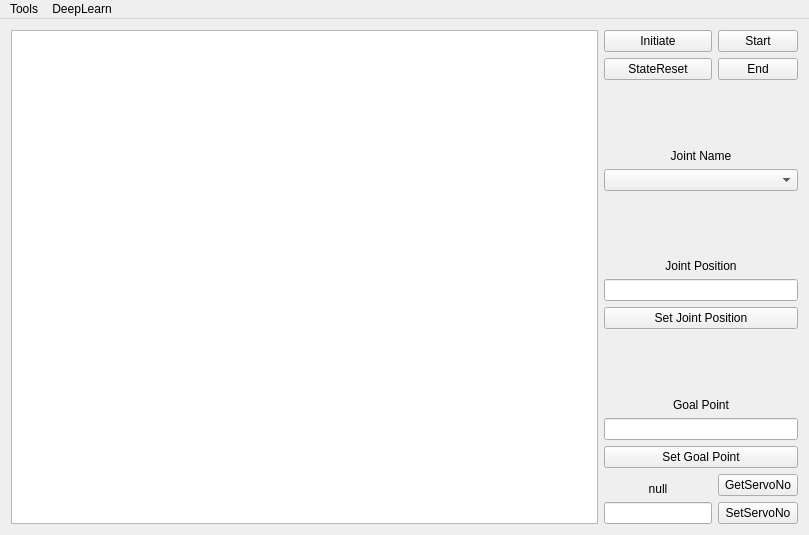
Qt form IRSGUI/mainwindow.ui (yhlmaybe/Intelligent-Robot-System) before a commit.
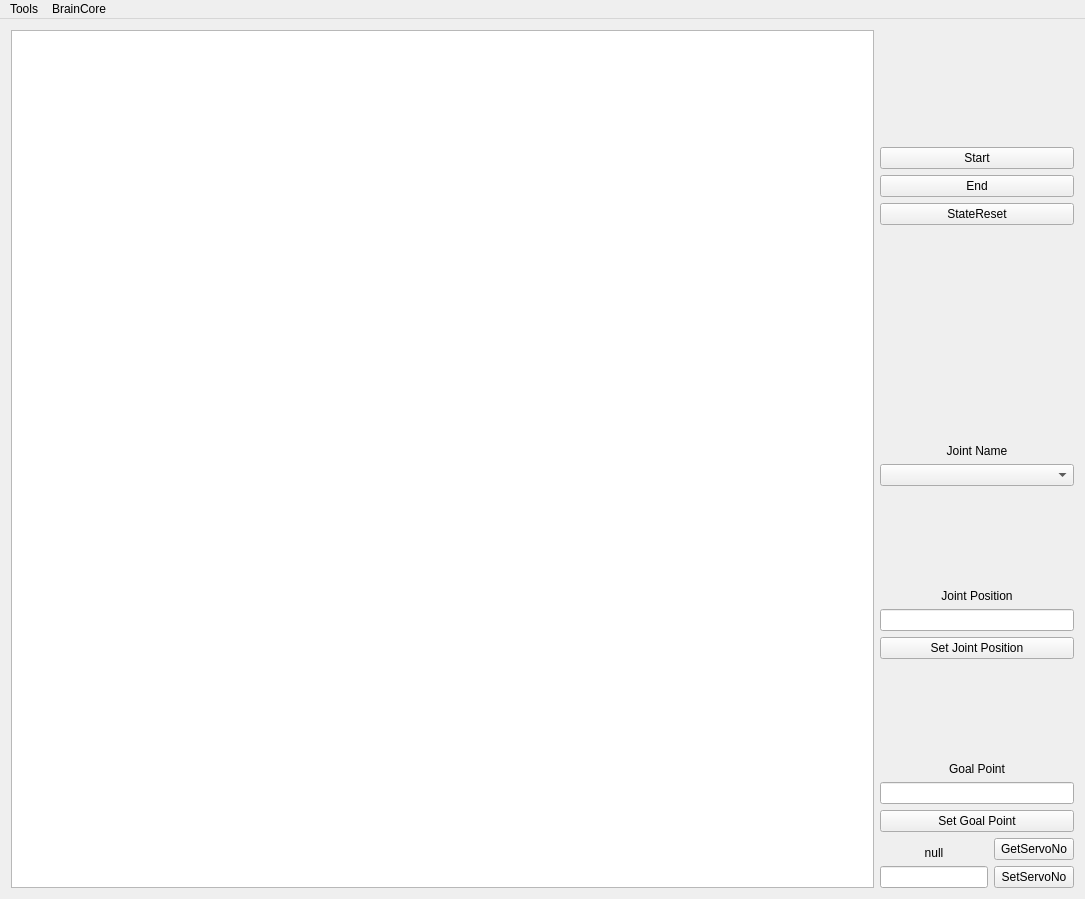
The same form after that commit.

Diff of the .ui file:
```diff
--- a/IRSGUI/mainwindow.ui
+++ b/IRSGUI/mainwindow.ui
@@ -6,8 +6,8 @@
    <rect>
     <x>0</x>
     <y>0</y>
-    <width>809</width>
-    <height>535</height>
+    <width>1085</width>
+    <height>899</height>
    </rect>
   </property>
   <property name="windowTitle">
@@ -15,61 +15,7 @@
   </property>
   <widget class="QWidget" name="centralWidget">
    <layout class="QGridLayout" name="gridLayout">
-    <item row="0" column="2">
-     <widget class="QPushButton" name="start_Button">
-      <property name="text">
-       <string>Start</string>
-      </property>
-     </widget>
-    </item>
-    <item row="11" column="2">
-     <widget class="QPushButton" name="SetServoNo_Button">
-      <property name="text">
-       <string>SetServoNo</string>
-      </property>
-     </widget>
-    </item>
-    <item row="2" column="1" colspan="2">
-     <widget class="QLabel" name="jointName_label">
-      <property name="text">
-       <string>Joint Name</string>
-      </property>
-      <property name="alignment">
-       <set>Qt::AlignBottom|Qt::AlignHCenter</set>
-      </property>
-     </widget>
-    </item>
-    <item row="5" column="1" colspan="2">
-     <widget class="QLineEdit" name="jointPosition_lineEdit">
-      <property name="sizePolicy">
-       <sizepolicy hsizetype="Minimum" vsizetype="Fixed">
-        <horstretch>0</horstretch>
-        <verstretch>0</verstretch>
-       </sizepolicy>
-      </property>
-     </widget>
-    </item>
     <item row="9" column="1" colspan="2">
-     <widget class="QPushButton" name="setGoalPoint_Button">
-      <property name="sizePolicy">
-       <sizepolicy hsizetype="Minimum" vsizetype="Fixed">
-        <horstretch>0</horstretch>
-        <verstretch>0</verstretch>
-       </sizepolicy>
-      </property>
-      <property name="text">
-       <string>Set Goal Point</string>
-      </property>
-     </widget>
-    </item>
-    <item row="1" column="2">
-     <widget class="QPushButton" name="end_Button">
-      <property name="text">
-       <string>End</string>
-      </property>
-     </widget>
-    </item>
-    <item row="6" column="1" colspan="2">
      <widget class="QPushButton" name="setJointPosition_Button">
       <property name="sizePolicy">
        <sizepolicy hsizetype="Minimum" vsizetype="Fixed">
@@ -82,24 +28,7 @@
       </property>
      </widget>
     </item>
-    <item row="7" column="1" colspan="2">
-     <widget class="QLabel" name="goalPoint_label">
-      <property name="text">
-       <string>Goal Point</string>
-      </property>
-      <property name="alignment">
-       <set>Qt::AlignBottom|Qt::AlignHCenter</set>
-      </property>
-     </widget>
-    </item>
-    <item row="1" column="1">
-     <widget class="QPushButton" name="StateReset_Button">
-      <property name="text">
-       <string>StateReset</string>
-      </property>
-     </widget>
-    </item>
-    <item row="10" column="1">
+    <item row="13" column="1">
      <widget class="QLabel" name="ServoNo_Lable">
       <property name="layoutDirection">
        <enum>Qt::LeftToRight</enum>
@@ -113,7 +42,7 @@
      </widget>
     </item>
     <item row="8" column="1" colspan="2">
-     <widget class="QLineEdit" name="goalPoint_lineEdit">
+     <widget class="QLineEdit" name="jointPosition_lineEdit">
       <property name="sizePolicy">
        <sizepolicy hsizetype="Minimum" vsizetype="Fixed">
         <horstretch>0</horstretch>
@@ -122,28 +51,14 @@
       </property>
      </widget>
     </item>
-    <item row="10" column="2">
-     <widget class="QPushButton" name="GetServoNo_Button">
-      <property name="text">
-       <string>GetServoNo</string>
-      </property>
-     </widget>
-    </item>
-    <item row="0" column="0" rowspan="12">
+    <item row="0" column="0" rowspan="15">
      <widget class="QPlainTextEdit" name="MessageText">
       <property name="readOnly">
        <bool>true</bool>
       </property>
      </widget>
     </item>
-    <item row="0" column="1">
-     <widget class="QPushButton" name="Initiate_Button">
-      <property name="text">
-       <string>Initiate</string>
-      </property>
-     </widget>
-    </item>
-    <item row="4" column="1" colspan="2">
+    <item row="7" column="1" colspan="2">
      <widget class="QLabel" name="jointPosition_label">
       <property name="text">
        <string>Joint Position</string>
@@ -153,17 +68,7 @@
       </property>
      </widget>
     </item>
-    <item row="3" column="1" colspan="2">
-     <widget class="QComboBox" name="jointName_comboBox">
-      <property name="sizePolicy">
-       <sizepolicy hsizetype="Minimum" vsizetype="Fixed">
-        <horstretch>0</horstretch>
-        <verstretch>0</verstretch>
-       </sizepolicy>
-      </property>
-     </widget>
-    </item>
-    <item row="11" column="1">
+    <item row="14" column="1">
      <widget class="QLineEdit" name="ServoNo_LineEdit">
       <property name="sizePolicy">
        <sizepolicy hsizetype="Minimum" vsizetype="Fixed">
@@ -173,6 +78,94 @@
       </property>
      </widget>
     </item>
+    <item row="11" column="1" colspan="2">
+     <widget class="QLineEdit" name="goalPoint_lineEdit">
+      <property name="sizePolicy">
+       <sizepolicy hsizetype="Minimum" vsizetype="Fixed">
+        <horstretch>0</horstretch>
+        <verstretch>0</verstretch>
+       </sizepolicy>
+      </property>
+     </widget>
+    </item>
+    <item row="6" column="1" colspan="2">
+     <widget class="QComboBox" name="jointName_comboBox">
+      <property name="sizePolicy">
+       <sizepolicy hsizetype="Minimum" vsizetype="Fixed">
+        <horstretch>0</horstretch>
+        <verstretch>0</verstretch>
+       </sizepolicy>
+      </property>
+     </widget>
+    </item>
+    <item row="5" column="1" colspan="2">
+     <widget class="QLabel" name="jointName_label">
+      <property name="text">
+       <string>Joint Name</string>
+      </property>
+      <property name="alignment">
+       <set>Qt::AlignBottom|Qt::AlignHCenter</set>
+      </property>
+     </widget>
+    </item>
+    <item row="10" column="1" colspan="2">
+     <widget class="QLabel" name="goalPoint_label">
+      <property name="text">
+       <string>Goal Point</string>
+      </property>
+      <property name="alignment">
+       <set>Qt::AlignBottom|Qt::AlignHCenter</set>
+      </property>
+     </widget>
+    </item>
+    <item row="3" column="1" colspan="2">
+     <widget class="QPushButton" name="StateReset_Button">
+      <property name="text">
+       <string>StateReset</string>
+      </property>
+     </widget>
+    </item>
+    <item row="14" column="2">
+     <widget class="QPushButton" name="SetServoNo_Button">
+      <property name="text">
+       <string>SetServoNo</string>
+      </property>
+     </widget>
+    </item>
+    <item row="13" column="2">
+     <widget class="QPushButton" name="GetServoNo_Button">
+      <property name="text">
+       <string>GetServoNo</string>
+      </property>
+     </widget>
+    </item>
+    <item row="12" column="1" colspan="2">
+     <widget class="QPushButton" name="setGoalPoint_Button">
+      <property name="sizePolicy">
+       <sizepolicy hsizetype="Minimum" vsizetype="Fixed">
+        <horstretch>0</horstretch>
+        <verstretch>0</verstretch>
+       </sizepolicy>
+      </property>
+      <property name="text">
+       <string>Set Goal Point</string>
+      </property>
+     </widget>
+    </item>
+    <item row="2" column="1" colspan="2">
+     <widget class="QPushButton" name="end_Button">
+      <property name="text">
+       <string>End</string>
+      </property>
+     </widget>
+    </item>
+    <item row="1" column="1" colspan="2">
+     <widget class="QPushButton" name="start_Button">
+      <property name="text">
+       <string>Start</string>
+      </property>
+     </widget>
+    </item>
    </layout>
   </widget>
   <widget class="QMenuBar" name="menuBar">
@@ -180,7 +173,7 @@
     <rect>
      <x>0</x>
      <y>0</y>
-     <width>809</width>
+     <width>1085</width>
      <height>22</height>
     </rect>
    </property>
@@ -194,7 +187,7 @@
    </widget>
    <widget class="QMenu" name="menuDeepLearn">
     <property name="title">
-     <string>DeepLearn</string>
+     <string>BrainCore</string>
     </property>
     <addaction name="actionBrainDeepLearn_Setting"/>
    </widget>
```
Left out of the diff: 9 changed lines with no effect on the pictures.
